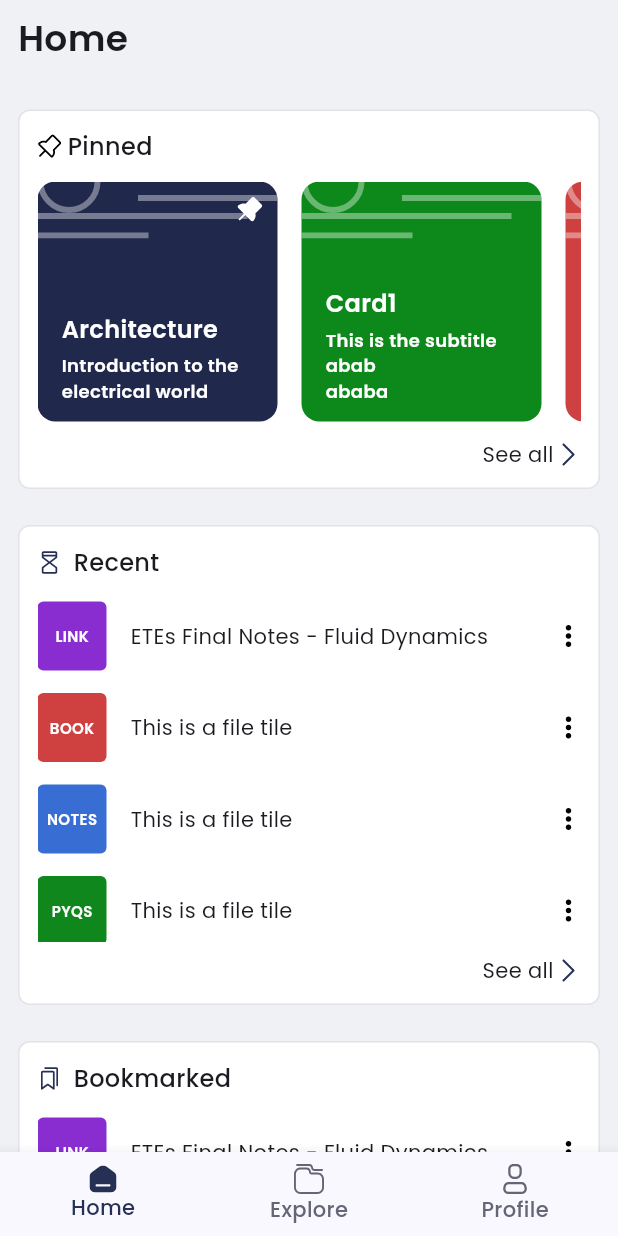
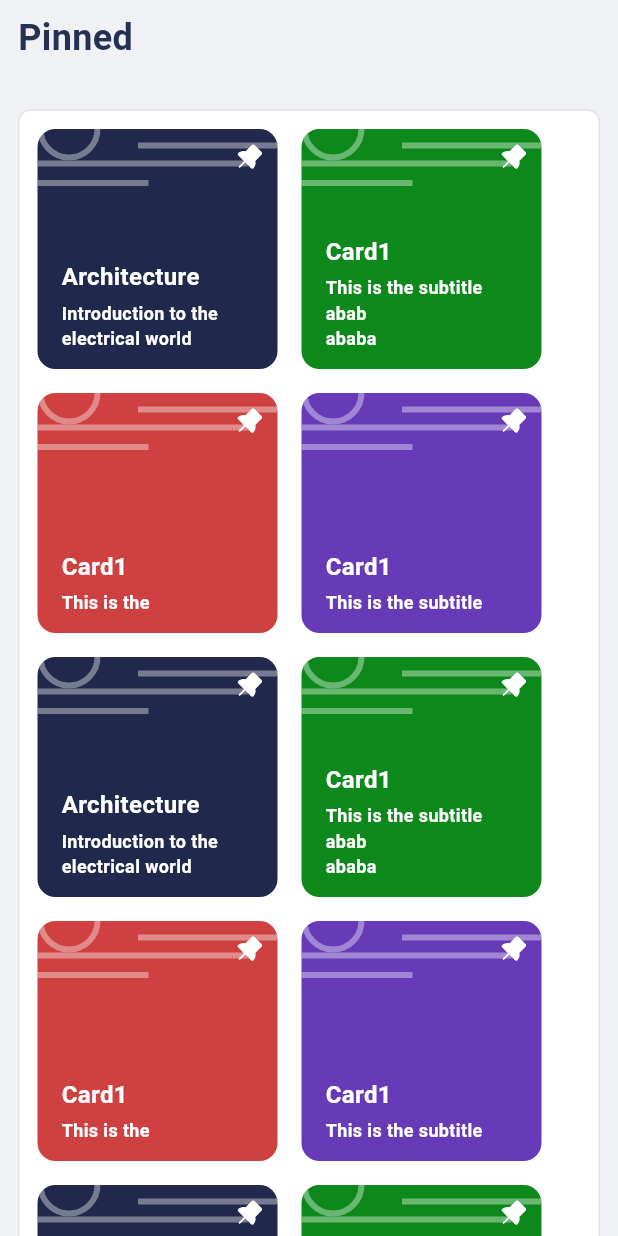
Before and after one commit to sdslabs/StudyPortal-Mobile-Frontend, a Flutter app: the screen it shows after launch, after a tap on "See all", on a phone screen of 412 x 824 dp. Run offline on Flutter 3.47's test engine with Material 3 defaults, Android fonts, the phone set to English and light mode, and no system bars; our stand-ins replace flutter_svg.

Commit message:
Fix TextTheme, Add SeeAllPinned Page

```diff
--- a/lib/pages/explore_page/components/explore_main_section.dart
+++ b/lib/components/scroll_section.dart
@@ -1,7 +1,7 @@
 import 'package:flutter/material.dart';
 
-class ExploreMainSection extends StatelessWidget {
-  const ExploreMainSection({
+class ScrollSection extends StatelessWidget {
+  const ScrollSection({
     super.key,
     required this.size,
     required this.CourseCards,
--- a/lib/main.dart
+++ b/lib/main.dart
@@ -33,7 +33,9 @@ class _StudyPortalState extends State<StudyPortal> {
   Widget build(BuildContext context) {
     return MaterialApp(
       theme: ThemeData(
-          textTheme: const TextTheme(titleLarge: TextStyle()),
+          textTheme: ThemeData.light().textTheme.apply(
+              bodyColor: const Color.fromRGBO(38, 48, 83, 1.0),
+              displayColor: const Color.fromRGBO(38, 48, 83, 1.0)),
           fontFamily: "Poppins",
           colorScheme: ColorScheme.fromSeed(seedColor: const Color(0xFF263054)),
           scaffoldBackgroundColor: const Color(0xFFF0F1F5)),
--- a/lib/pages/explore_page/explore_page.dart
+++ b/lib/pages/explore_page/explore_page.dart
@@ -1,7 +1,7 @@
 import 'package:flutter/material.dart';
 import 'package:studyportal/components/course_card.dart';
 import 'package:studyportal/tools/pin_enum.dart';
-import 'package:studyportal/pages/explore_page/components/explore_main_section.dart';
+import 'package:studyportal/components/scroll_section.dart';
 
 class ExplorePage extends StatefulWidget {
   const ExplorePage({super.key});
@@ -169,7 +169,6 @@ class _ExplorePageState extends State<ExplorePage>
                     color: Colors.white,
                   ),
                   indicatorSize: TabBarIndicatorSize.tab,
-                  labelColor: Colors.black,
                   labelStyle: const TextStyle(
                       fontSize: 17, fontWeight: FontWeight.w500),
                   onTap: (index) {
@@ -195,13 +194,12 @@ class _ExplorePageState extends State<ExplorePage>
                 Visibility(
                   maintainState: true,
                   visible: _selectedIndex == 0,
-                  child:
-                      ExploreMainSection(size: size, CourseCards: CourseCards),
+                  child: ScrollSection(size: size, CourseCards: CourseCards),
                 ),
                 Visibility(
                   maintainState: true,
                   visible: _selectedIndex == 1,
-                  child: ExploreMainSection(
+                  child: ScrollSection(
                       size: size,
                       CourseCards: [CourseCards[1], CourseCards[2]]),
                 ),
--- a/lib/pages/home_page/components/pinned_section.dart
+++ b/lib/pages/home_page/components/pinned_section.dart
@@ -1,6 +1,7 @@
 import 'package:flutter/material.dart';
 import 'package:flutter_svg/svg.dart';
 import 'package:studyportal/pages/home_page/components/more_info_button.dart';
+import 'package:studyportal/pages/see_all_pinned_page/see_all_pinned_page.dart';
 
 class PinnedSection extends StatelessWidget {
   const PinnedSection({
@@ -70,7 +71,8 @@ class PinnedSection extends StatelessWidget {
               Container(
                 child: MoreInfoButton(
                   onTap: () {
-                    print("See all triggered by pinned section");
+                    Navigator.of(context).push(MaterialPageRoute(
+                        builder: (context) => const SeeAllPinnedPage()));
                   },
                   icon: SvgPicture.asset(
                       height: 11, width: 6, "lib/assets/svgs/right_caret.svg"),
--- a/lib/pages/see_all_pinned_page/see_all_pinned_page.dart
+++ b/lib/pages/see_all_pinned_page/see_all_pinned_page.dart
@@ -1,13 +1,139 @@
 import 'package:flutter/material.dart';
+import 'package:studyportal/components/scroll_section.dart';
+import 'package:studyportal/components/course_card.dart';
+import 'package:studyportal/tools/pin_enum.dart';
 
 class SeeAllPinnedPage extends StatelessWidget {
   const SeeAllPinnedPage({super.key});
 
   @override
   Widget build(BuildContext context) {
-    return const Scaffold(
-      body: Center(
-        child: Text("See All Pinned Page"),
+    var size = MediaQuery.of(context).size;
+
+    const List<Widget> CourseCards = [
+      CourseCard(
+        title: "Architecture",
+        subtitle: "Introduction to the electrical world",
+        themeColor: Color(0xFF20284C),
+        pin: Pin.active,
+      ),
+      CourseCard(
+        title: "Card1",
+        subtitle: "This is the subtitle\nabab\nababa",
+        themeColor: Color(0xFF0D891B),
+        pin: Pin.active,
+      ),
+      CourseCard(
+        title: "Card1",
+        subtitle: "This is the",
+        themeColor: Color(0xFFCF4141),
+        pin: Pin.active,
+      ),
+      CourseCard(
+        title: "Card1",
+        subtitle: "This is the subtitle",
+        themeColor: Colors.deepPurple,
+        pin: Pin.active,
+      ),
+      CourseCard(
+        title: "Architecture",
+        subtitle: "Introduction to the electrical world",
+        themeColor: Color(0xFF20284C),
+        pin: Pin.active,
+      ),
+      CourseCard(
+        title: "Card1",
+        subtitle: "This is the subtitle\nabab\nababa",
+        themeColor: Color(0xFF0D891B),
+        pin: Pin.active,
+      ),
+      CourseCard(
+        title: "Card1",
+        subtitle: "This is the",
+        themeColor: Color(0xFFCF4141),
+        pin: Pin.active,
+      ),
+      CourseCard(
+        title: "Card1",
+        subtitle: "This is the subtitle",
+        themeColor: Colors.deepPurple,
+        pin: Pin.active,
+      ),
+      CourseCard(
+        title: "Architecture",
+        subtitle: "Introduction to the electrical world",
+        themeColor: Color(0xFF20284C),
+        pin: Pin.active,
+      ),
+      CourseCard(
+        title: "Card1",
+        subtitle: "This is the subtitle\nabab\nababa",
+        themeColor: Color(0xFF0D891B),
+        pin: Pin.active,
+      ),
+      CourseCard(
+        title: "Card1",
+        subtitle: "This is the",
+        themeColor: Color(0xFFCF4141),
+        pin: Pin.active,
+      ),
+      CourseCard(
+        title: "Card1",
+        subtitle: "This is the subtitle",
+        themeColor: Colors.deepPurple,
+        pin: Pin.active,
+      ),
+      CourseCard(
+        title: "Architecture",
+        subtitle: "Introduction to the electrical world",
+        themeColor: Color(0xFF20284C),
+        pin: Pin.active,
+      ),
+      CourseCard(
+        title: "Card1",
+        subtitle: "This is the subtitle\nabab\nababa",
+        themeColor: Color(0xFF0D891B),
+        pin: Pin.active,
+      ),
+      CourseCard(
+        title: "Card1",
+        subtitle: "This is the",
+        themeColor: Color(0xFFCF4141),
+        pin: Pin.active,
+      ),
+      CourseCard(
+        title: "Card1",
+        subtitle: "This is the subtitle",
+        themeColor: Colors.deepPurple,
+        pin: Pin.active,
+      ),
+    ];
+
+    return Scaffold(
+      body: SafeArea(
+        child: Padding(
+            padding: const EdgeInsets.symmetric(horizontal: 12.0),
+            child: ListView(
+                shrinkWrap: true,
+                scrollDirection: Axis.vertical,
+                children: [
+                  Container(
+                    margin: const EdgeInsets.only(bottom: 23),
+                    width: size.width,
+                    height: 50,
+                    child: const Row(
+                      children: [
+                        Text(
+                          "Pinned",
+                          style: TextStyle(
+                              fontWeight: FontWeight.w600, fontSize: 24),
+                        ),
+                        Spacer()
+                      ],
+                    ),
+                  ),
+                  ScrollSection(size: size, CourseCards: CourseCards)
+                ])),
       ),
     );
   }
```
